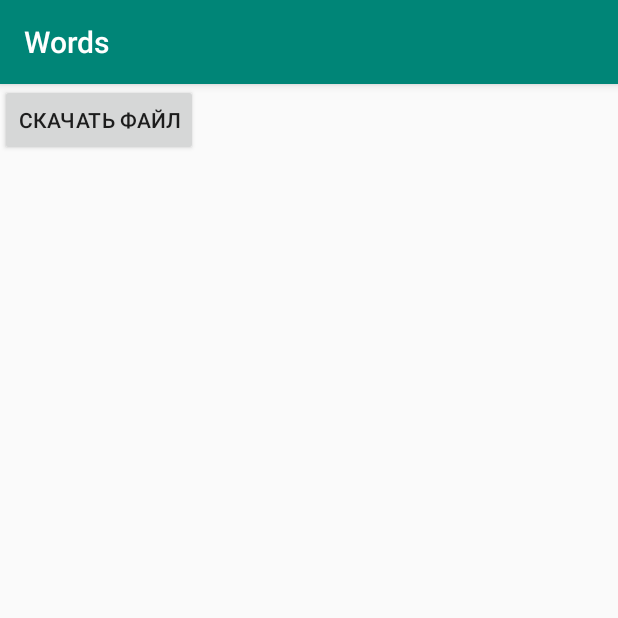
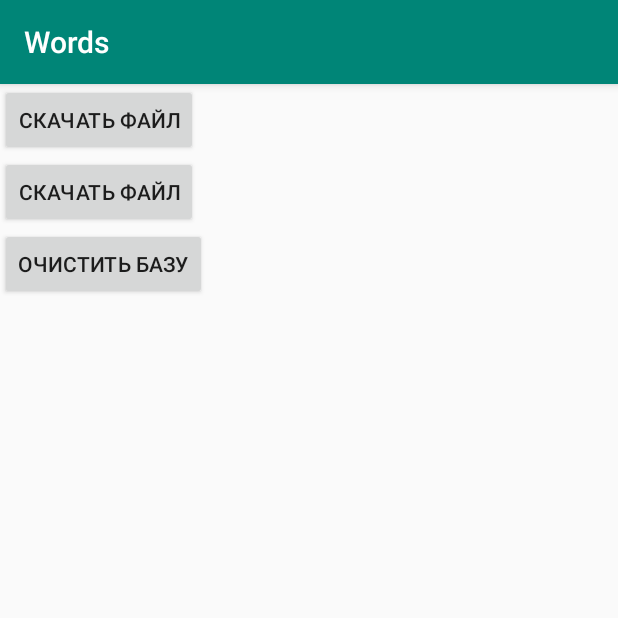
Before and after one commit to bastara/AndroidWords, an Android app: the GetData screen opened directly, with no data from a screen before it, after a tap on "СКАЧАТЬ ФАЙЛ", on a phone screen of 412 x 824 dp, the top half of it. Run offline under Robolectric (Android 15) with nearby library versions, the phone set to English and light mode, and no system bars; our stand-ins replace Room's generated code.

```diff
--- a/app/src/main/AndroidManifest.xml
+++ b/app/src/main/AndroidManifest.xml
@@ -3,7 +3,7 @@
     package="com.example.words">
 
     <application
-
+        android:name=".App"
         android:allowBackup="true"
         android:icon="@mipmap/ic_launcher"
         android:label="@string/app_name"
--- /dev/null
+++ b/app/src/main/java/com/example/words/App.java
@@ -0,0 +1,31 @@
+package com.example.words;
+
+import android.app.Application;
+
+import androidx.room.Room;
+
+import com.example.words.db.DatabaseHelper;
+
+
+public class App extends Application {
+
+    private static App instance;
+    private DatabaseHelper db;
+
+    public static App getInstance() {
+        return instance;
+    }
+
+    @Override
+    public void onCreate() {
+        super.onCreate();
+        instance = this;
+        db = Room.databaseBuilder(getApplicationContext(), DatabaseHelper.class, this.getString(R.string.DB))
+                 .allowMainThreadQueries()
+                 .build();
+    }
+
+    public DatabaseHelper getDatabaseInstance() {
+        return db;
+    }
+}
--- a/app/src/main/java/com/example/words/GetData.java
+++ b/app/src/main/java/com/example/words/GetData.java
@@ -1,28 +1,28 @@
 package com.example.words;
 
 import android.os.Bundle;
-import android.os.Environment;
-import android.support.v7.app.AppCompatActivity;
+
+import androidx.appcompat.app.AppCompatActivity;
+
 import android.util.Log;
 import android.view.View;
 
-import java.io.BufferedInputStream;
+import com.example.words.db.DatabaseHelper;
+import com.example.words.db.model.DataModel;
+
 import java.io.BufferedReader;
-import java.io.ByteArrayOutputStream;
-import java.io.File;
-import java.io.FileInputStream;
-import java.io.FileNotFoundException;
-import java.io.FileReader;
 import java.io.IOException;
 import java.io.InputStream;
 import java.io.InputStreamReader;
 
-import static com.example.words.Contract.Entry.DIR_SD;
 import static com.example.words.Contract.Entry.TAG;
-import static com.example.words.Contract.Entry.FILENAME_SD;
 
 
 public class GetData extends AppCompatActivity {
+
+    DatabaseHelper databaseHelper = App.getInstance()
+                                       .getDatabaseInstance();
+
     @Override
     public void onCreate(Bundle savedInstanceState) {
         super.onCreate(savedInstanceState);
@@ -33,93 +33,92 @@ public class GetData extends AppCompatActivity {
         readFile();
     }
 
-
     void readFile() {
 
+        DataModel model = new DataModel();
 
-//        StringBuilder buf = new StringBuilder();
+        StringBuilder buf = new StringBuilder();
         InputStream text;
         try {
             text = this.getAssets()
                        .open("test.txt");
-//            BufferedReader in = new BufferedReader(new InputStreamReader(text));
-//            String str;
-//
-//            while ((str = in.readLine()) != null) {
-//                Log.d(TAG, "" + str);
-//                buf.append(str);
-//
-//            }
-//
-//            in.close();
+            BufferedReader in = new BufferedReader(new InputStreamReader(text));
+            String str;
 
-            BufferedInputStream bis = new BufferedInputStream(text);
-            ByteArrayOutputStream buf = new ByteArrayOutputStream();
-            int result = bis.read();
-            while(result != -1) {
-                if (result == 59) {
-                    Log.d(TAG, "" + buf.toString());
-                    buf.reset();
-                    result = bis.read();
-                    continue;
+            int position = 0;
+            int count = 0;
+
+            while ((str = in.readLine()) != null) {
+                position = 0;
+                count = 0;
+                for (int i = 0; i < str.length(); i++) {
+                    if (str.charAt(i) == ';' || i == str.length() - 1) {
+                        switch (count) {
+                            case 0:
+                                model.setWord(str.substring(position, i));
+                                position = i + 1;
+                                count++;
+                                break;
+                            case 1:
+                                model.setTranscription(str.substring(position, i));
+                                position = i + 1;
+                                count++;
+                                break;
+                            case 2:
+                                model.setTranslation(str.substring(position, i));
+                                position = i + 1;
+                                count++;
+                                break;
+                            case 3:
+                                model.setAssociation(str.substring(position, i));
+                                position = i + 1;
+                                count++;
+                                break;
+                        }
+                    }
                 }
-                buf.write((byte) result);
-                result = bis.read();
-//                Log.d(TAG, "" + (char)result);
+                if (databaseHelper.getDataDao().getWords(model.getWord())==null) {
+                    databaseHelper.getDataDao()
+                                  .insertWord(model);
+                }
+                Log.d(TAG, "" + str);
+                buf.append(str);
+
             }
-            Log.d(TAG, "" + buf.toString());
-            Log.d(TAG, "" + buf);
-
+            in.close();
         } catch (IOException e) {
             e.printStackTrace();
         }
 
-
-//        InputStream is = getResources().openRawResource(R.raw.test);
-
-//        try (FileInputStream fin = new FileInputStream(String.valueOf(getResources().openRawResource(R.raw.test)))) {
-//            System.out.printf("File size: %d bytes \n", fin.available());
+//        InputStream text;
+//        try {
+//            text = this.getAssets()
+//                       .open("test.txt");
 //
-//            int i = -1;
-//            while ((i = fin.read()) != -1) {
+//            BufferedInputStream bis = new BufferedInputStream(text);
+//            ByteArrayOutputStream buf = new ByteArrayOutputStream();
+//            int result = bis.read();
+//            while(result != -1) {
+//                if (result == 59) {
+//                    Log.d(TAG, "" + buf.toString());
+//                    buf.reset();
+//                    result = bis.read();
+//                    continue;
+//                }
+//                buf.write((byte) result);
+//                result = bis.read();
+////                Log.d(TAG, "" + (char)result);
+//            }
+//            Log.d(TAG, "" + buf.toString());
+//            Log.d(TAG, "" + buf);
 //
-//                System.out.print((char) i);
-//                Log.d(TAG, "" + (char) i);
-//            }
-//        } catch (IOException ex) {
-//
-//            System.out.println(ex.getMessage());
-//        }
-
-
-//
-//            // проверяем доступность SD
-////        if (!Environment.getExternalStorageState()
-////                        .equals(
-////                                Environment.MEDIA_MOUNTED)) {
-////            Log.d(TAG, "SD-карта не доступна: " + Environment.getExternalStorageState());
-////            return;
-////        }
-//        // получаем путь к SD
-//        File sdPath = Environment.getExternalStorageDirectory();
-//        // добавляем свой каталог к пути
-//        sdPath = new File(sdPath.getAbsolutePath() + "/" + DIR_SD);
-//        // формируем объект File, который содержит путь к файлу
-//        File sdFile = new File(sdPath, FILENAME_SD);
-//        try {
-//            // открываем поток для чтения
-//            BufferedReader br = new BufferedReader(new FileReader(sdFile));
-//            String str = "";
-//            // читаем содержимое
-//            while ((str = br.readLine()) != null) {
-//                Log.d(TAG, str);
-//            }
-//        } catch (FileNotFoundException e) {
-//            e.printStackTrace();
 //        } catch (IOException e) {
 //            e.printStackTrace();
 //        }
-//    }
+    }
 
+    public void onclickDeleteWords(View view) {
+        databaseHelper.getDataDao()
+                      .nukeTable();
     }
 }
--- /dev/null
+++ b/app/src/main/java/com/example/words/db/model/DataModel.java
@@ -0,0 +1,51 @@
+package com.example.words.db.model;
+
+import androidx.annotation.NonNull;
+import androidx.room.Entity;
+import androidx.room.PrimaryKey;
+
+import org.jetbrains.annotations.NotNull;
+
+@Entity
+public class DataModel {
+
+    @NonNull
+    @PrimaryKey
+    private String word;
+    private String transcription;
+    private String translation;
+    private String association;
+
+    @NonNull
+    public String getWord() {
+        return word;
+    }
+
+    public void setWord(@NotNull String word) {
+        this.word = word;
+    }
+
+    public String getTranscription() {
+        return transcription;
+    }
+
+    public void setTranscription(String transcription) {
+        this.transcription = transcription;
+    }
+
+    public String getTranslation() {
+        return translation;
+    }
+
+    public void setTranslation(String translation) {
+        this.translation = translation;
+    }
+
+    public String getAssociation() {
+        return association;
+    }
+
+    public void setAssociation(String association) {
+        this.association = association;
+    }
+}
--- a/app/src/main/res/layout/activity_main.xml
+++ b/app/src/main/res/layout/activity_main.xml
@@ -1,5 +1,5 @@
 <?xml version="1.0" encoding="utf-8"?>
-<android.support.v4.widget.DrawerLayout xmlns:android="http://schemas.android.com/apk/res/android"
+<androidx.drawerlayout.widget.DrawerLayout xmlns:android="http://schemas.android.com/apk/res/android"
     xmlns:app="http://schemas.android.com/apk/res-auto"
     xmlns:tools="http://schemas.android.com/tools"
     android:id="@+id/drawer_layout"
@@ -13,7 +13,7 @@
         android:layout_width="match_parent"
         android:layout_height="match_parent" />
 
-    <android.support.design.widget.NavigationView
+    <com.google.android.material.navigation.NavigationView
         android:id="@+id/nav_view"
         android:layout_width="wrap_content"
         android:layout_height="match_parent"
@@ -22,4 +22,4 @@
         app:headerLayout="@layout/nav_header_main"
         app:menu="@menu/activity_main_drawer" />
 
-</android.support.v4.widget.DrawerLayout>
+</androidx.drawerlayout.widget.DrawerLayout>
--- a/app/src/main/res/layout/content_main.xml
+++ b/app/src/main/res/layout/content_main.xml
@@ -1,5 +1,5 @@
 <?xml version="1.0" encoding="utf-8"?>
-<android.support.constraint.ConstraintLayout xmlns:android="http://schemas.android.com/apk/res/android"
+<androidx.constraintlayout.widget.ConstraintLayout xmlns:android="http://schemas.android.com/apk/res/android"
     xmlns:app="http://schemas.android.com/apk/res-auto"
     xmlns:tools="http://schemas.android.com/tools"
     android:layout_width="match_parent"
@@ -17,4 +17,4 @@
         app:layout_constraintRight_toRightOf="parent"
         app:layout_constraintTop_toTopOf="parent" />
 
-</android.support.constraint.ConstraintLayout>
+</androidx.constraintlayout.widget.ConstraintLayout>
--- a/app/src/main/res/layout/get_data_activity.xml
+++ b/app/src/main/res/layout/get_data_activity.xml
@@ -10,4 +10,18 @@
         android:layout_height="wrap_content"
         android:onClick="onclick"
         android:text="@string/read_data"></Button>
+
+    <Button
+        android:id="@+id/btnRead1"
+        android:layout_width="wrap_content"
+        android:layout_height="wrap_content"
+        android:onClick="onclick"
+        android:text="@string/read_data"></Button>
+
+    <Button
+        android:id="@+id/btnDelete"
+        android:layout_width="wrap_content"
+        android:layout_height="wrap_content"
+        android:onClick="onclickDeleteWords"
+        android:text="Очистить базу"></Button>
 </LinearLayout>
--- a/app/src/main/res/values/strings.xml
+++ b/app/src/main/res/values/strings.xml
@@ -1,5 +1,9 @@
 <resources>
     <string name="app_name">Words</string>
+
+    <string name="DB">card_words_2</string>
+
+
     <string name="navigation_drawer_open">Open navigation drawer</string>
     <string name="navigation_drawer_close">Close navigation drawer</string>
     <string name="nav_header_title">Android Studio</string>
--- a/gradle.properties
+++ b/gradle.properties
@@ -6,6 +6,8 @@
 # http://www.gradle.org/docs/current/userguide/build_environment.html
 # Specifies the JVM arguments used for the daemon process.
 # The setting is particularly useful for tweaking memory settings.
+android.enableJetifier=true
+android.useAndroidX=true
 org.gradle.jvmargs=-Xmx1536m
 # When configured, Gradle will run in incubating parallel mode.
 # This option should only be used with decoupled projects. More details, visit
```
Also changed, not shown: app/build.gradle (+16 -7 lines), app/src/main/java/com/example/words/MainActivity.java (+8 -12 lines), app/src/main/java/com/example/words/db/DataDao.java (added, +29 -0 lines), app/src/main/java/com/example/words/db/DatabaseHelper.java (added, +23 -0 lines), app/src/main/res/layout/app_bar_main.xml (+6 -6 lines), app/src/main/res/menu/activity_main_drawer.xml (+0 -14 lines), 1 other file.
